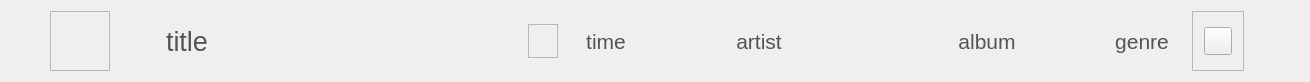
First picture: the form in CaX/widget/formBottom/listtrackseditor.ui, repository fsest4u/CaX_03, before the edit.
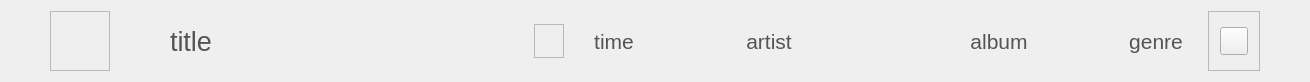
Second picture: the form after the edit. Icons and pictures are not drawn.

Commit message: [info, list ui] clean up

```diff
--- a/CaX/widget/formBottom/listtrackseditor.ui
+++ b/CaX/widget/formBottom/listtrackseditor.ui
@@ -21,13 +21,13 @@
   </property>
   <layout class="QHBoxLayout" name="horizontalLayout">
    <property name="spacing">
-    <number>18</number>
+    <number>20</number>
    </property>
    <property name="leftMargin">
     <number>50</number>
    </property>
    <property name="rightMargin">
-    <number>66</number>
+    <number>50</number>
    </property>
    <item>
     <widget class="QFrame" name="frameFormCoverArt">
```
The commit also changes 7 other files.
